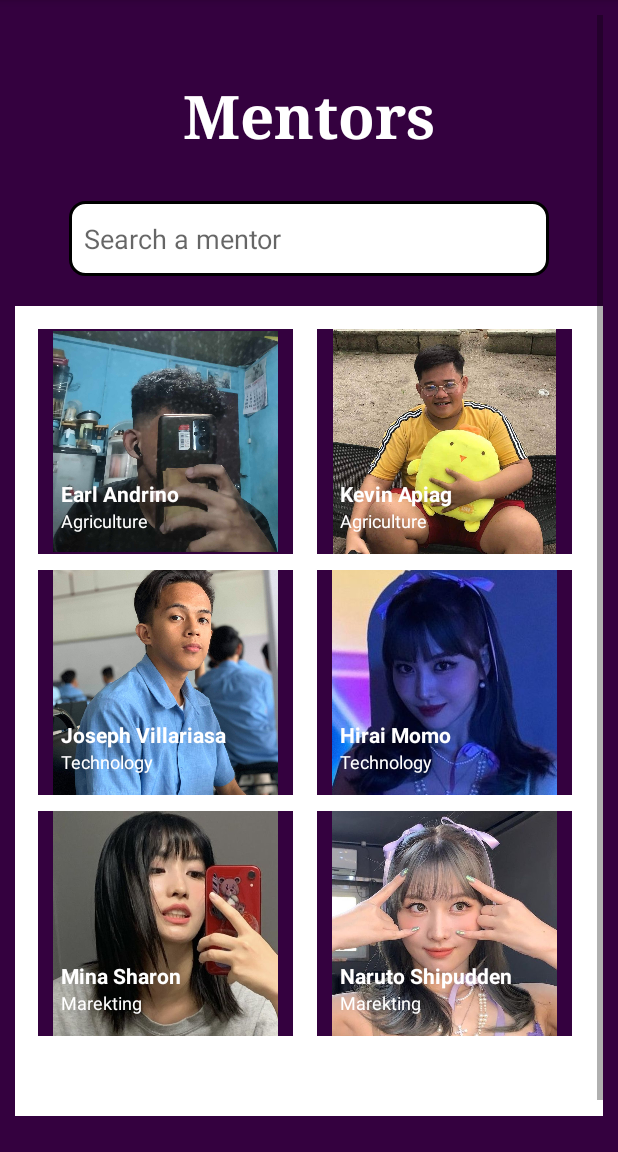
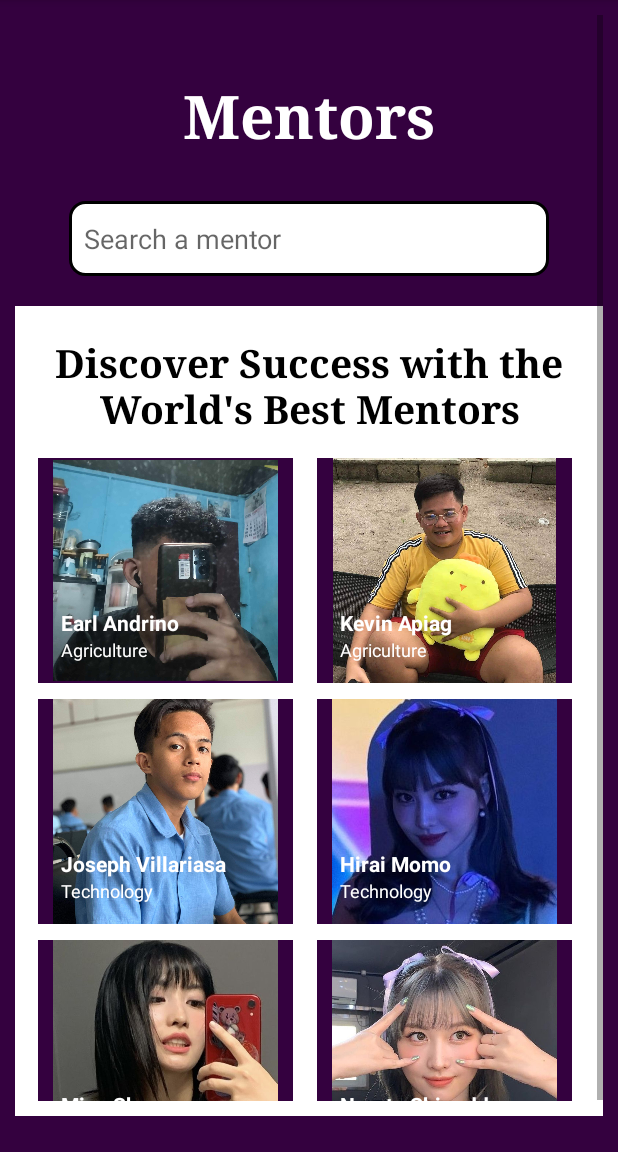
Before and after one commit to andrino25/PassionVenture, an Android app: the MentorView screen opened directly, with no data from a screen before it, on a phone screen of 412 x 824 dp, the part 84-1236 px from its top. Run offline under Robolectric (Android 15) with nearby library versions, the phone set to English and light mode, and no system bars.

Commit message:
5/8/2024 Latest

```diff
--- a/app/src/main/java/com/capstone/passionventure/EnthusiastRegisterView.kt
+++ b/app/src/main/java/com/capstone/passionventure/EnthusiastRegisterView.kt
@@ -55,7 +55,8 @@ class EnthusiastRegisterView : AppCompatActivity() {
             val confirmPassword = findViewById<EditText>(R.id.confirmPassword).text.toString().trim()
 
 
-            if (userName.isNotEmpty() && password.isNotEmpty() && confirmPassword.isNotEmpty()) {
+            if (userName.isNotEmpty() && password.isNotEmpty() && email.isNotEmpty() &&
+                name.isNotEmpty() && contact.isNotEmpty() && address.isNotEmpty() && confirmPassword.isNotEmpty()) {
                 if (password == confirmPassword) {
                     // Check if user already exists
                     if (!dbHelper.isUserExists(userName)) {
--- a/app/src/main/java/com/capstone/passionventure/MentorRegisterView.kt
+++ b/app/src/main/java/com/capstone/passionventure/MentorRegisterView.kt
@@ -51,7 +51,8 @@ class MentorRegisterView : AppCompatActivity() {
             val address = findViewById<EditText>(R.id.address).text.toString().trim()
             val confirmPassword = findViewById<EditText>(R.id.confirmPassword).text.toString().trim()
 
-            if (userName.isNotEmpty() && password.isNotEmpty() && confirmPassword.isNotEmpty()) {
+            if (userName.isNotEmpty() && password.isNotEmpty() && email.isNotEmpty() &&
+                name.isNotEmpty() && contact.isNotEmpty() && address.isNotEmpty() && confirmPassword.isNotEmpty()) {
                 if (password == confirmPassword) {
                     // Check if user already exists
                     if (!dbHelper.isUserExists(userName)) {
--- a/app/src/main/res/layout/activity_mentor_view.xml
+++ b/app/src/main/res/layout/activity_mentor_view.xml
@@ -44,16 +44,30 @@
             android:layout_marginBottom="50dp"
             android:background="@color/white">
 
+            <TextView
+                android:id="@+id/textView1"
+                android:layout_width="wrap_content"
+                android:layout_height="wrap_content"
+                android:layout_centerHorizontal="true"
+                android:layout_marginTop="20dp"
+                android:layout_marginStart="20dp"
+                android:fontFamily="serif"
+                android:text="Discover Success with the World's Best Mentors"
+                android:textColor="@color/black"
+                android:textSize="26dp"
+                android:gravity="center"
+                android:textStyle="bold"/>
+
             <androidx.recyclerview.widget.RecyclerView
                 android:id="@+id/recyclerView"
                 android:layout_width="match_parent"
                 android:layout_height="match_parent"
-                android:layout_margin="10dp"
-                android:layout_marginStart="20dp"
-                android:layout_marginTop="20dp"
-                android:layout_marginEnd="20dp"
-                android:layout_marginBottom="20dp"
-                tools:listitem="@layout/mentors_list" />
+                android:layout_marginStart="10dp"
+                android:layout_marginTop="10dp"
+                android:layout_marginEnd="10dp"
+                android:layout_marginBottom="10dp"
+                tools:listitem="@layout/mentors_list"
+                android:layout_below="@id/textView1"/>
 
 
         </RelativeLayout>
```
Also changed, not shown: app/src/main/res/layout/activity_home_page_mentor_view.xml (+29 -35 lines).
